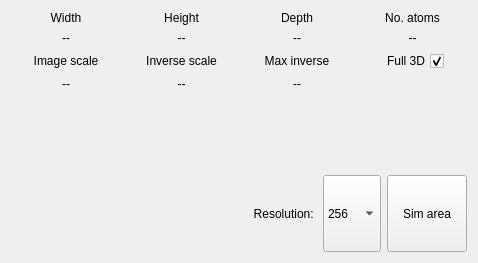
First picture: the form in src/gui/frames/simulationframe.ui, repository JJPPeters/clTEM, before the edit.
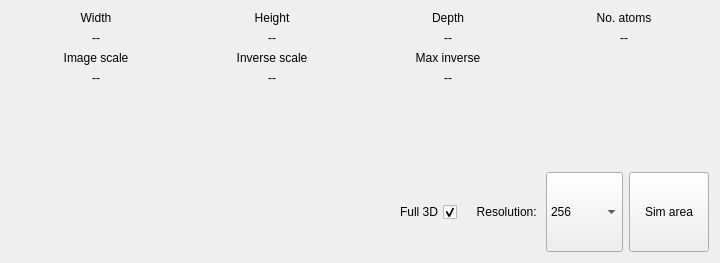
Second picture: the form after the edit.

What changed in the file:
```diff
--- a/src/gui/frames/simulationframe.ui
+++ b/src/gui/frames/simulationframe.ui
@@ -6,7 +6,7 @@
    <rect>
     <x>0</x>
     <y>0</y>
-    <width>478</width>
+    <width>720</width>
     <height>263</height>
    </rect>
   </property>
@@ -317,7 +317,7 @@
     </widget>
    </item>
    <item row="5" column="2" colspan="4">
-    <layout class="QHBoxLayout" name="horizontalLayout" stretch="5,0,1,0">
+    <layout class="QHBoxLayout" name="horizontalLayout" stretch="5,0,0,0,1,0">
      <property name="spacing">
       <number>6</number>
      </property>
@@ -334,6 +334,38 @@
        </property>
       </spacer>
      </item>
+     <item>
+      <widget class="QCheckBox" name="chkFull3D">
+       <property name="sizePolicy">
+        <sizepolicy hsizetype="Fixed" vsizetype="Fixed">
+         <horstretch>0</horstretch>
+         <verstretch>0</verstretch>
+        </sizepolicy>
+       </property>
+       <property name="minimumSize">
+        <size>
+         <width>0</width>
+         <height>0</height>
+        </size>
+       </property>
+       <property name="layoutDirection">
+        <enum>Qt::RightToLeft</enum>
+       </property>
+       <property name="text">
+        <string>Full 3D</string>
+       </property>
+       <property name="checked">
+        <bool>true</bool>
+       </property>
+      </widget>
+     </item>
+     <item>
+      <widget class="QLabel" name="label">
+       <property name="text">
+        <string>  </string>
+       </property>
+      </widget>
+     </item>
      <item>
       <widget class="QLabel" name="label_8">
        <property name="sizePolicy">
@@ -463,67 +495,6 @@
      </property>
     </spacer>
    </item>
-   <item row="2" column="5">
-    <layout class="QHBoxLayout" name="horizontalLayout_2">
-     <item>
-      <spacer name="horizontalSpacer">
-       <property name="orientation">
-        <enum>Qt::Horizontal</enum>
-       </property>
-       <property name="sizeType">
-        <enum>QSizePolicy::Ignored</enum>
-       </property>
-       <property name="sizeHint" stdset="0">
-        <size>
-         <width>0</width>
-         <height>0</height>
-        </size>
-       </property>
-      </spacer>
-     </item>
-     <item>
-      <widget class="QCheckBox" name="chkFull3D">
-       <property name="sizePolicy">
-        <sizepolicy hsizetype="Fixed" vsizetype="Fixed">
-         <horstretch>0</horstretch>
-         <verstretch>0</verstretch>
-        </sizepolicy>
-       </property>
-       <property name="minimumSize">
-        <size>
-         <width>0</width>
-         <height>0</height>
-        </size>
-       </property>
-       <property name="layoutDirection">
-        <enum>Qt::RightToLeft</enum>
-       </property>
-       <property name="text">
-        <string>Full 3D</string>
-       </property>
-       <property name="checked">
-        <bool>true</bool>
-       </property>
-      </widget>
-     </item>
-     <item>
-      <spacer name="horizontalSpacer_2">
-       <property name="orientation">
-        <enum>Qt::Horizontal</enum>
-       </property>
-       <property name="sizeType">
-        <enum>QSizePolicy::Ignored</enum>
-       </property>
-       <property name="sizeHint" stdset="0">
-        <size>
-         <width>0</width>
-         <height>0</height>
-        </size>
-       </property>
-      </spacer>
-     </item>
-    </layout>
-   </item>
   </layout>
  </widget>
  <tabstops>
```
Left out of the diff: 1 changed line with no effect on the pictures.
